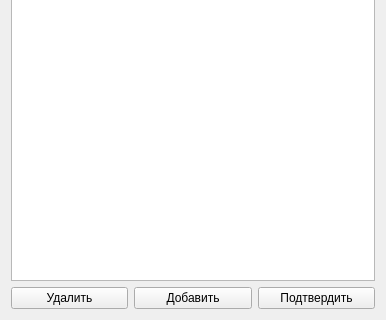
Above: ElectronicJournal/formtypeworks.ui from MariyaMari/myJournal before the change; both pictures show x 0 to 386 and y 171 to 491 of the 386 by 491 pixel window. Below: the same form after it.
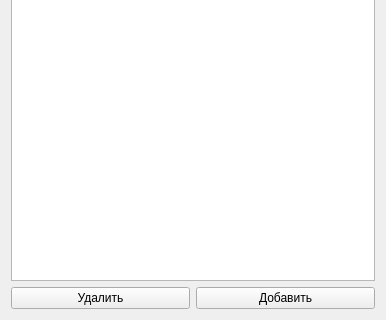
That is the form after the change.

The edit to the form file:
```diff
--- a/ElectronicJournal/formtypeworks.ui
+++ b/ElectronicJournal/formtypeworks.ui
@@ -52,13 +52,6 @@
        </property>
       </widget>
      </item>
-     <item row="0" column="2">
-      <widget class="QPushButton" name="pushButton_3">
-       <property name="text">
-        <string>Подтвердить</string>
-       </property>
-      </widget>
-     </item>
     </layout>
    </item>
   </layout>
```
